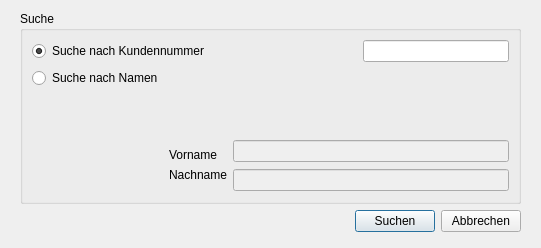
Qt form iBasar/sellersearchwidget.ui (hoihrig/iBasar) before a commit.
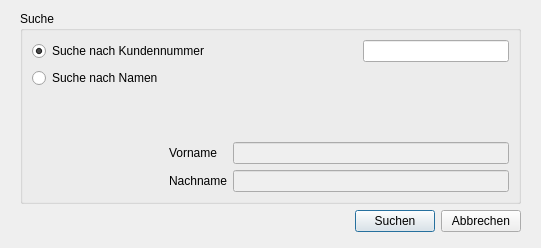
The same form after that commit.

What changed in the file:
```diff
--- a/iBasar/sellersearchwidget.ui
+++ b/iBasar/sellersearchwidget.ui
@@ -107,10 +107,10 @@
                <item>
                 <layout class="QVBoxLayout" name="verticalLayout_2">
                  <property name="topMargin">
-                  <number>9</number>
+                  <number>0</number>
                  </property>
                  <property name="bottomMargin">
-                  <number>10</number>
+                  <number>0</number>
                  </property>
                  <item>
                   <widget class="QLabel" name="namelbl">
```
